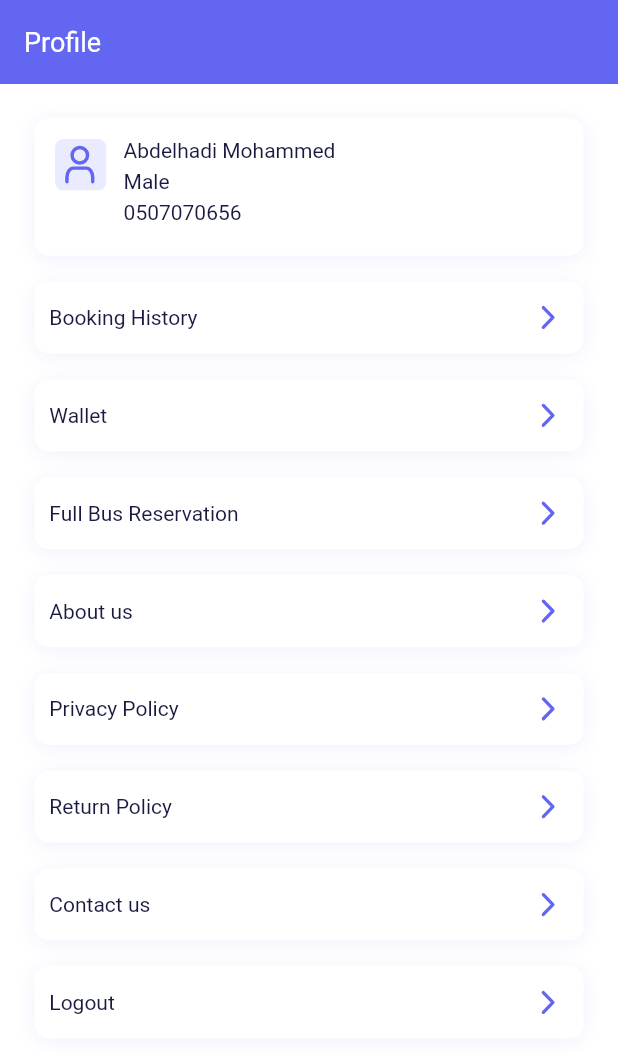
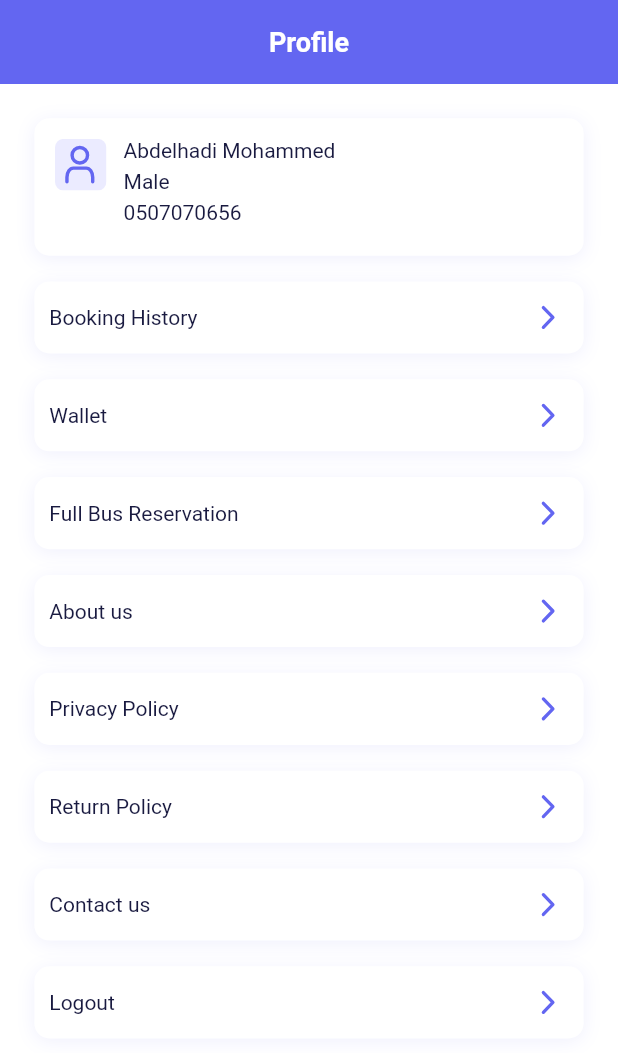
Before and after one commit to osama-ali2/qbus_app, a Flutter app: the ProfileScreen screen opened directly, on a phone screen of 412 x 824 dp. Shown: the top 1053 px of the screen. Run offline on Flutter 3.47's test engine with Material 2 defaults, Android fonts, the phone set to English and light mode, and no system bars; our stand-ins replace connectivity_plus, dio, flutter_svg, fluttertoast, logger, lottie and 1 more; accounts and stored records are empty; generated files the repository leaves out were written again; network calls fail; Roboto replaces fonts that are missing (Lato-Bold).

Commit message:
Profile UI Updated

```diff
--- a/lib/screens/bottombar/bottom_bar_screens/profile_screens/profile_screen.dart
+++ b/lib/screens/bottombar/bottom_bar_screens/profile_screens/profile_screen.dart
@@ -30,18 +30,15 @@ class _ProfileScreenState extends State<ProfileScreen> {
         backgroundColor: appColor,
         elevation: 0,
         automaticallyImplyLeading: false,
-        title: const CustomText(
+        title: const Center(
+          child: CustomText(
               text: "Profile",
               textSize: 18,
-            fontWeight: FontWeight.w400,
+              fontWeight: FontWeight.w700,
               textColor: Colors.white),
         ),
-      body: _getUI(context),
-    );
-  }
-
-  Widget _getUI(BuildContext context) {
-    return Column(
+      ),
+      body: Column(
         children: [
           CommonPadding.sizeBoxWithHeight(height: 20),
           Container(
@@ -118,10 +115,12 @@ class _ProfileScreenState extends State<ProfileScreen> {
               onPress: () {
                 Navigator.pushAndRemoveUntil(
                     context,
-                  MaterialPageRoute(builder: (context) => const LoginScreen()),
+                    MaterialPageRoute(
+                        builder: (context) => const LoginScreen()),
                     (route) => false);
               }),
         ],
+      ),
     );
   }
 
```
Lines whose indentation alone changed are shown as unchanged.
